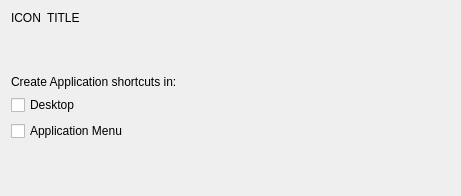
Old version of the form src/webappcreation.ui in the repository KDE/rekonq.
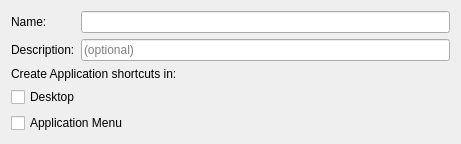
New version of the form.

Commit message:
Let user customize shortcut name & description.
PS: Grazie per il lavoro, Giuseppe ;)

Patch:
```diff
--- a/src/webappcreation.ui
+++ b/src/webappcreation.ui
@@ -7,35 +7,36 @@
     <x>0</x>
     <y>0</y>
     <width>461</width>
-    <height>196</height>
+    <height>143</height>
    </rect>
   </property>
   <layout class="QVBoxLayout" name="verticalLayout">
    <item>
-    <layout class="QHBoxLayout" name="horizontalLayout">
-     <item>
-      <widget class="QLabel" name="iconLabel">
-       <property name="sizePolicy">
-        <sizepolicy hsizetype="Minimum" vsizetype="Preferred">
-         <horstretch>0</horstretch>
-         <verstretch>0</verstretch>
-        </sizepolicy>
-       </property>
+    <layout class="QGridLayout" name="gridLayout">
+     <item row="0" column="0">
+      <widget class="QLabel" name="label_2">
        <property name="text">
-        <string>ICON</string>
+        <string>Name:</string>
        </property>
       </widget>
      </item>
-     <item>
-      <widget class="QLabel" name="titleLabel">
-       <property name="sizePolicy">
-        <sizepolicy hsizetype="Expanding" vsizetype="Preferred">
-         <horstretch>0</horstretch>
-         <verstretch>0</verstretch>
-        </sizepolicy>
+     <item row="0" column="1">
+      <widget class="QLineEdit" name="nameLineEdit"/>
+     </item>
+     <item row="1" column="0">
+      <widget class="QLabel" name="label_3">
+       <property name="text">
+        <string>Description:</string>
        </property>
+      </widget>
+     </item>
+     <item row="1" column="1">
+      <widget class="QLineEdit" name="descriptionLineEdit">
        <property name="text">
-        <string>TITLE</string>
+        <string/>
+       </property>
+       <property name="placeholderText">
+        <string>(optional)</string>
        </property>
       </widget>
      </item>
```
The commit also changes 1 other file.
